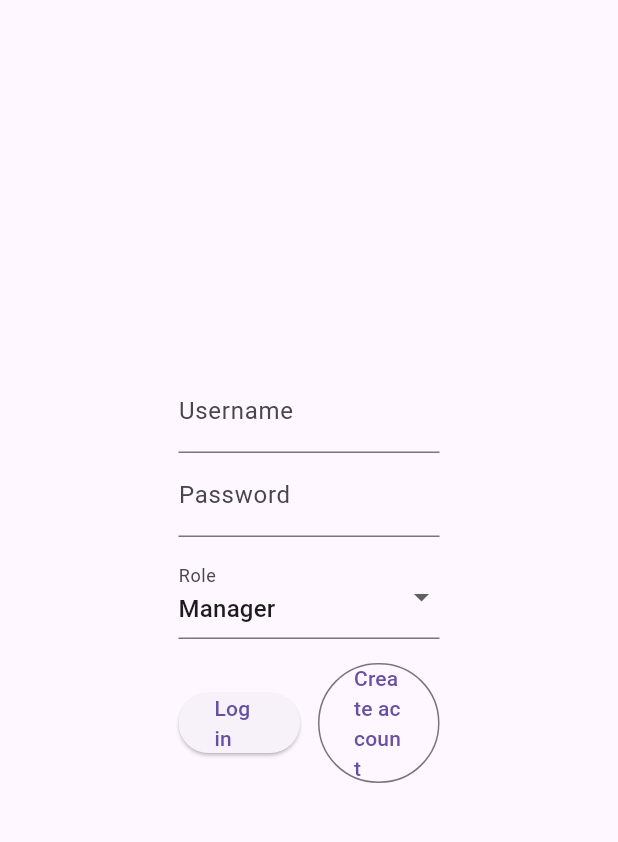
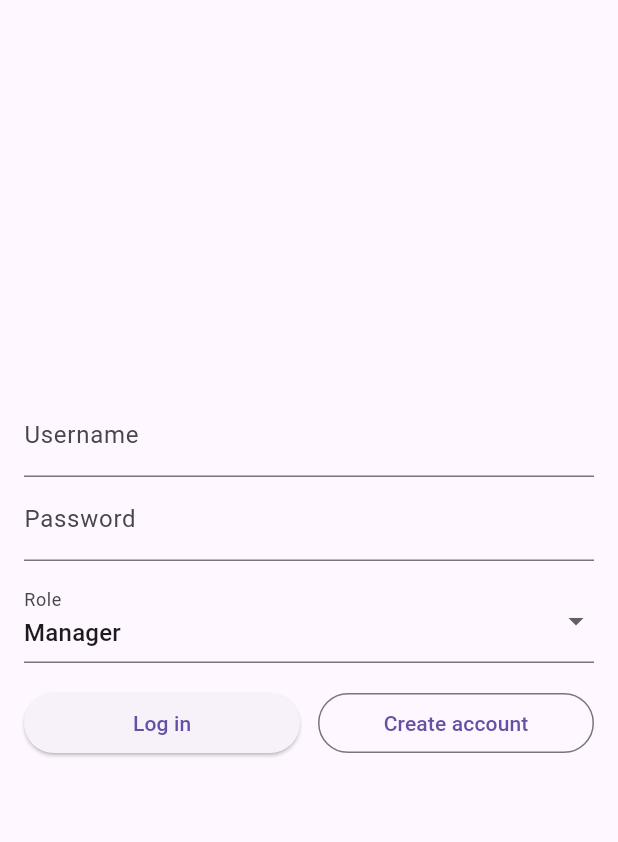
Before and after one commit to dombrown95/rampcheck_client, a Flutter app: the screen it shows after launch, on a phone screen of 412 x 824 dp, the part 84-926 px from its top. Run offline on Flutter 3.47's test engine with Material 3 defaults, Android fonts, the phone set to English and light mode, and no system bars; our stand-ins replace file_picker, sqflite_common_ffi; accounts and stored records are empty.

Commit message:
fix issue with login screen buttons

```diff
--- a/lib/ui/screens/login_screen.dart
+++ b/lib/ui/screens/login_screen.dart
@@ -88,6 +88,11 @@ class _LoginScreenState extends State<LoginScreen> {
 
   @override
   Widget build(BuildContext context) {
+    final screenWidth = MediaQuery.sizeOf(context).width;
+
+    // Responsive width for the login form depending on device.
+    final widthFactor = screenWidth < 600 ? 1.0 : 0.5;
+
     return Scaffold(
       appBar: AppBar(
         title: Row(
@@ -116,7 +121,7 @@ class _LoginScreenState extends State<LoginScreen> {
       ),
       body: Center(
         child: FractionallySizedBox(
-          widthFactor: 0.5,
+          widthFactor: widthFactor,
           child: ConstrainedBox(
             constraints: const BoxConstraints(maxWidth: 420),
             child: Padding(
@@ -147,6 +152,7 @@ class _LoginScreenState extends State<LoginScreen> {
                   ),
                   const SizedBox(height: 16),
                   Row(
+                    mainAxisSize: MainAxisSize.min,
                     children: [
                       Expanded(
                         child: ElevatedButton(
@@ -158,7 +164,11 @@ class _LoginScreenState extends State<LoginScreen> {
                       Expanded(
                         child: OutlinedButton(
                           onPressed: _busy ? null : _createAccount,
-                          child: const Text('Create account'),
+                          child: const Text(
+                            'Create account',
+                            overflow: TextOverflow.ellipsis,
+                            maxLines: 1,
+                          ),
                         ),
                       ),
                     ],
```
